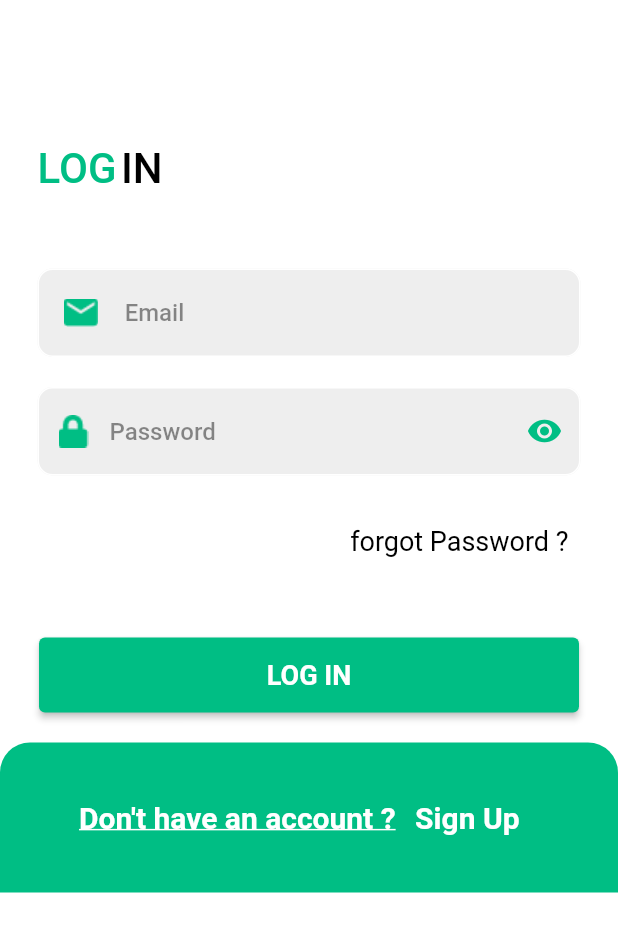
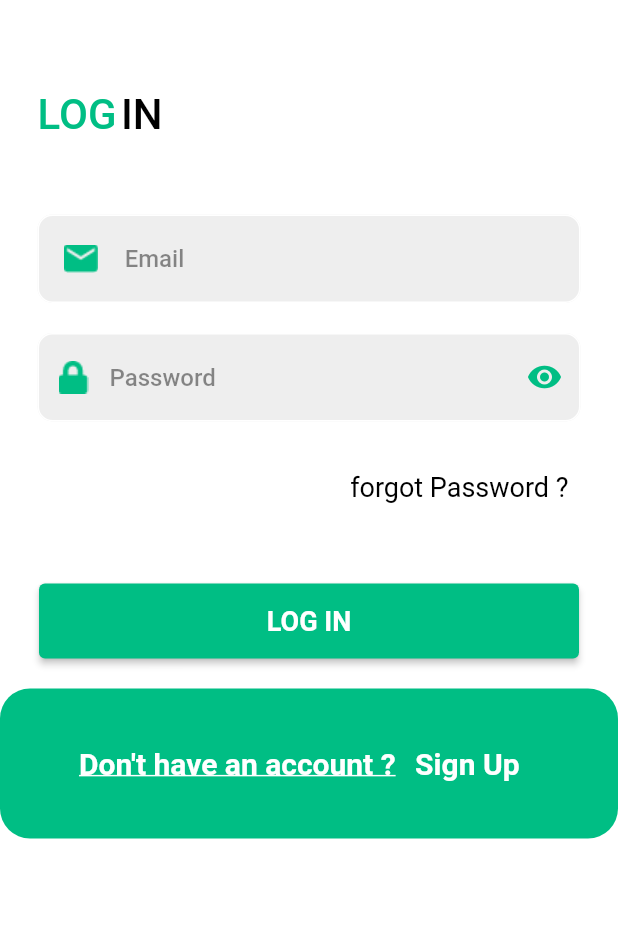
Before and after one commit to mohmedsabryy/E-commerce, a Flutter app: the SignUpScreen screen opened by its route, after a tap on "Log in", on a phone screen of 412 x 824 dp. Shown: the top 932 px of the screen. Run offline on Flutter 3.47's test engine with Material 2 defaults, Android fonts, the phone set to English and light mode, and no system bars; our stand-ins replace get, get_storage, shared_preferences; accounts and stored records are empty.

Commit message:
test home api

```diff
--- a/lib/main.dart
+++ b/lib/main.dart
@@ -1,3 +1,4 @@
+import 'package:ecommerce/logic/controllers/auth_controller.dart';
 import 'package:ecommerce/routes/routes.dart';
 import 'package:ecommerce/utils/config.dart';
 import 'package:ecommerce/utils/theme.dart';
@@ -19,16 +20,16 @@ void main() async{
   //userToken =box.read(userId);
   // if the user token is null nav to login screen else nav to home screen
 
-  runApp(const MyApp());
+  runApp(MyApp());
 
 }
 
 class MyApp extends StatelessWidget {
-  const MyApp({Key? key}) : super(key: key);
-
+   MyApp({Key? key}) : super(key: key);
+  //final controller = Get.find<AuthController>();
   @override
   Widget build(BuildContext context) {
-
+     //var auth =GetStorage().read("auth");
     return GetMaterialApp(
       debugShowCheckedModeBanner: false ,
       title: 'E Commerce ',
@@ -36,6 +37,7 @@ class MyApp extends StatelessWidget {
       darkTheme: ThemesApp.dark,
       themeMode: ThemeController().themeDataGet,
       initialRoute: AppRoutes.welcome,
+      //initialRoute:  controller.isSignIn ? AppRoutes.mainScreen:AppRoutes.welcome,
       getPages:AppRoutes.routes,
 
     );
--- a/lib/routes/routes.dart
+++ b/lib/routes/routes.dart
@@ -14,6 +14,7 @@ import '../view/screen/settings_screen.dart';
 class AppRoutes{
   //initial rout
   static const welcome =Routes.welcomeScreen ;
+  static const mainScreen =Routes.mainScreen ;
 
   //get page
 
--- a/lib/view/screen/auth/forgot_password_screen.dart
+++ b/lib/view/screen/auth/forgot_password_screen.dart
@@ -18,6 +18,7 @@ class ForgotPassword extends StatelessWidget {
   Widget build(BuildContext context) {
     return SafeArea(
       child: Scaffold(
+        backgroundColor: context.theme.backgroundColor,
       appBar: AppBar(
         elevation: 0 ,
         backgroundColor:Get.isDarkMode ? darkGreyClr:Colors.white,
@@ -31,7 +32,7 @@ class ForgotPassword extends StatelessWidget {
         leading: IconButton(
           icon: Icon(
               Icons.arrow_back,
-            color: Get.isDarkMode? Colors.black : Colors.white,
+            color: Get.isDarkMode?Colors.white: Colors.black ,
           ),
           onPressed: (){
             Get.back() ;
@@ -40,8 +41,6 @@ class ForgotPassword extends StatelessWidget {
         ),
 
       ),
-
-        backgroundColor: context.theme.backgroundColor,
 
         body: Form(
         key: formKey,
@@ -81,6 +80,7 @@ class ForgotPassword extends StatelessWidget {
                 ),
                 const SizedBox(height: 50,),
                 AuthTextFromField(
+                  textStyle: TextStyle(),
                   controller: emailController,
                   obscureText: false,
                   prefixIcon: Get.isDarkMode
--- a/lib/view/screen/auth/login_Screen.dart
+++ b/lib/view/screen/auth/login_Screen.dart
@@ -34,11 +34,8 @@ class LoginScreen extends StatelessWidget {
   @override
   Widget build(BuildContext context) {
     return Scaffold(
-      appBar: AppBar(
-        backgroundColor: Colors.white,
-        elevation: 0,
-      ),
       backgroundColor: context.theme.backgroundColor,
+
       body: SingleChildScrollView(
         child: Column(
           children: [
@@ -49,6 +46,7 @@ class LoginScreen extends StatelessWidget {
                 key: formKey,
                 child: Column(
                   children: [
+                    SizedBox(height: 20),
                     // // Text Sign UP
                     Row(
                       children: [
@@ -74,6 +72,9 @@ class LoginScreen extends StatelessWidget {
                     SizedBox(height: 50),
                     // email
                     AuthTextFromField(
+                      textStyle: TextStyle(
+                        color: Get.isDarkMode ? pinkClr: Colors.white,
+                      ),
                       controller: emailController,
                       obscureText: false,
                       prefixIcon: Get.isDarkMode
@@ -97,6 +98,9 @@ class LoginScreen extends StatelessWidget {
                     //password
                     GetBuilder<AuthController>(builder: (_) {
                       return AuthTextFromField(
+                        textStyle: TextStyle(
+                          color: Get.isDarkMode ? pinkClr: Colors.white,
+                        ),
                         controller: passwordController,
                         //obscureText: true,
                         obscureText: controller.isVisibility ? false : true,
@@ -154,7 +158,7 @@ class LoginScreen extends StatelessWidget {
 
                     // buttom Login up
                     GetBuilder<AuthController>(
-                      builder: (_) => controller.isLodaing
+                      builder: (_) => controller.isLoading
                           ? const CircularProgressIndicator()
                           : AuthButtom(
                         text: "LOG IN",
@@ -169,8 +173,6 @@ class LoginScreen extends StatelessWidget {
                 ),
               ),
             ),
-            //SizedBox(height: 70),
-
             ContainerUnder(
               onPressed: () {
                 Get.off(SignUpScreen());
@@ -183,7 +185,6 @@ class LoginScreen extends StatelessWidget {
       ),
     );
   }
-//SizedBox(height: 30),
 /*
                     TextUtils(
                       text: "OR",
--- a/lib/view/screen/auth/singup_screen.dart
+++ b/lib/view/screen/auth/singup_screen.dart
@@ -32,10 +32,6 @@ class SignUpScreen extends StatelessWidget {
   Widget build(BuildContext context) {
     return SafeArea(
         child: Scaffold(
-      appBar: AppBar(
-        backgroundColor: Colors.white,
-        elevation: 0,
-      ),
       backgroundColor: context.theme.backgroundColor,
       body: SingleChildScrollView(
         child: Column(
@@ -70,6 +66,9 @@ class SignUpScreen extends StatelessWidget {
                     const SizedBox(height: 50),
                     // name
                     AuthTextFromField(
+                      textStyle: TextStyle(
+                        color: Get.isDarkMode ? pinkClr: Colors.white,
+                      ),
                       controller: nameController,
                       obscureText: false,
                       prefixIcon: Get.isDarkMode
@@ -93,6 +92,9 @@ class SignUpScreen extends StatelessWidget {
                     const SizedBox(height: 30),
                     // email
                     AuthTextFromField(
+                      textStyle: TextStyle(
+                        color: Get.isDarkMode ? pinkClr: Colors.white,
+                      ),
                       controller: emailController,
                       obscureText: false,
                       prefixIcon: Get.isDarkMode
@@ -113,14 +115,16 @@ class SignUpScreen extends StatelessWidget {
                       },
                     ),
                     const SizedBox(height: 30),
-
                     // phone
                     AuthTextFromField(
+                      textStyle: TextStyle(
+                        color: Get.isDarkMode ? pinkClr: Colors.white,
+                      ),
                       controller: phoneController,
                       obscureText: false,
-                      prefixIcon: const Icon(
+                      prefixIcon:  Icon(
                         Icons.phone_android_rounded,
-                        color: mainColor,
+                        color: Get.isDarkMode? pinkClr:mainColor,
                         size: 30,
                       ),
                       suffixIcon: const Text(''),
@@ -138,6 +142,9 @@ class SignUpScreen extends StatelessWidget {
                     //password
                     GetBuilder<AuthController>(builder: (_) {
                       return AuthTextFromField(
+                        textStyle: TextStyle(
+                          color: Get.isDarkMode ? pinkClr: Colors.white,
+                        ),
                         controller: passwordController,
                         obscureText: controller.isVisibility ? false : true,
                         prefixIcon: Get.isDarkMode
@@ -184,7 +191,6 @@ class SignUpScreen extends StatelessWidget {
                 ),
               ),
             ),
-
             ContainerUnder(
               onPressed: () {
                 Get.toNamed(Routes.loginScreen);
--- a/lib/view/widgets/authTextFromField.dart
+++ b/lib/view/widgets/authTextFromField.dart
@@ -6,6 +6,7 @@ final bool obscureText ;
 final Function validator ;
 final Widget prefixIcon ;
 final Widget suffixIcon ;
+final TextStyle textStyle ;
 final String hintText ;
 
   const AuthTextFromField({
@@ -14,6 +15,7 @@ final String hintText ;
     required this.validator,
     required this.prefixIcon,
     required this.suffixIcon,
+    required this.textStyle,
     required this.hintText,
     Key? key,
   }) : super(key: key);
@@ -21,6 +23,7 @@ final String hintText ;
   @override
   Widget build(BuildContext context) {
     return TextFormField(
+      style: textStyle,
       controller: controller,
       obscureText: obscureText,
       cursorColor: Colors.black,
--- a/lib/view/widgets/container_under.dart
+++ b/lib/view/widgets/container_under.dart
@@ -27,6 +27,8 @@ class ContainerUnder extends StatelessWidget {
             borderRadius:const BorderRadius.only(
               topLeft: Radius.circular(20) ,
               topRight: Radius.circular(20) ,
+              bottomRight: Radius.circular(20) ,
+              bottomLeft: Radius.circular(20) ,
 
             ),
         ),
--- a/lib/view/widgets/home/card_items.dart
+++ b/lib/view/widgets/home/card_items.dart
@@ -21,8 +21,7 @@ class CardItems extends StatelessWidget {
           color: Get.isDarkMode? pinkClr: mainColor,
         ));
       }else {
-        return  Expanded(
-          child: GridView.builder(
+        return  GridView.builder(
           physics: const NeverScrollableScrollPhysics(),
           shrinkWrap: true,
           itemCount: controller.products.length,
@@ -35,7 +34,6 @@ class CardItems extends StatelessWidget {
           itemBuilder: (context,index){
             return buildCardItems(product: controller.products[index]);
           },
-          ),
         );
       }
     });
```
Also changed, not shown: lib/logic/controllers/auth_controller.dart (+62 -18 lines), lib/services/product_services.dart (+7 -10 lines), lib/view/screen/settings_screen.dart (+30 -4 lines), 1 other file. Lines whose indentation alone changed are shown as unchanged.
